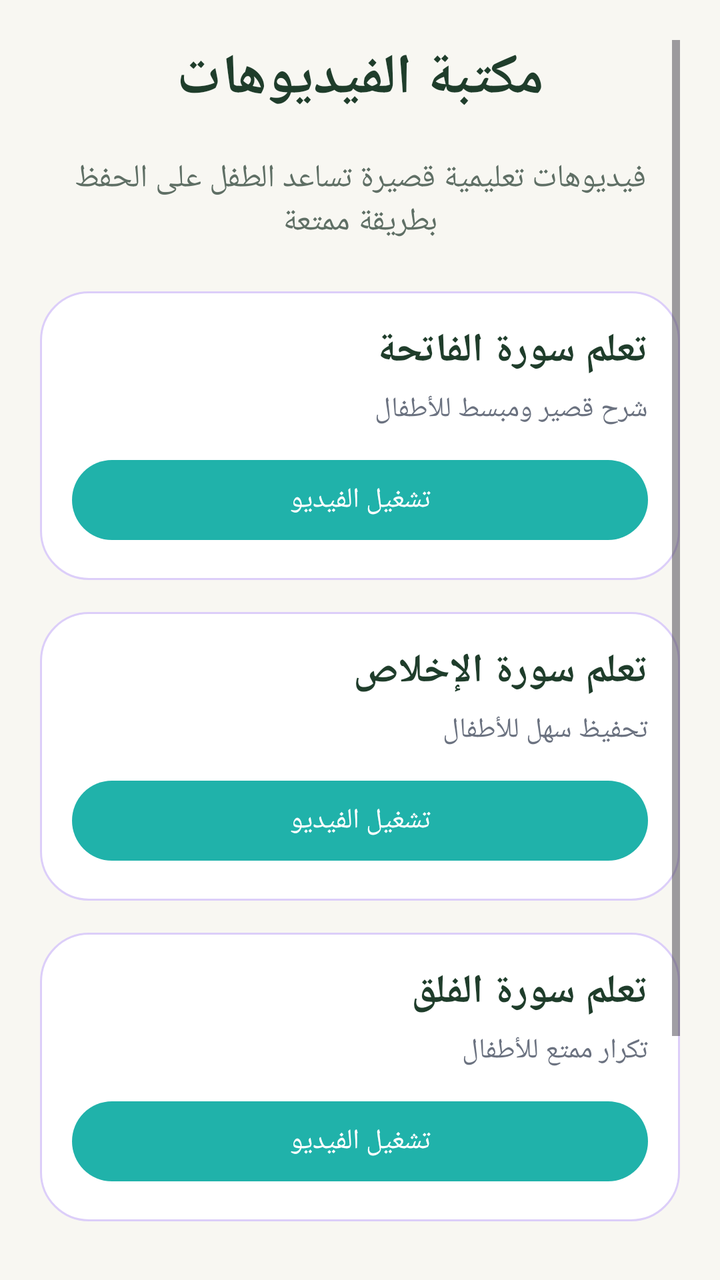
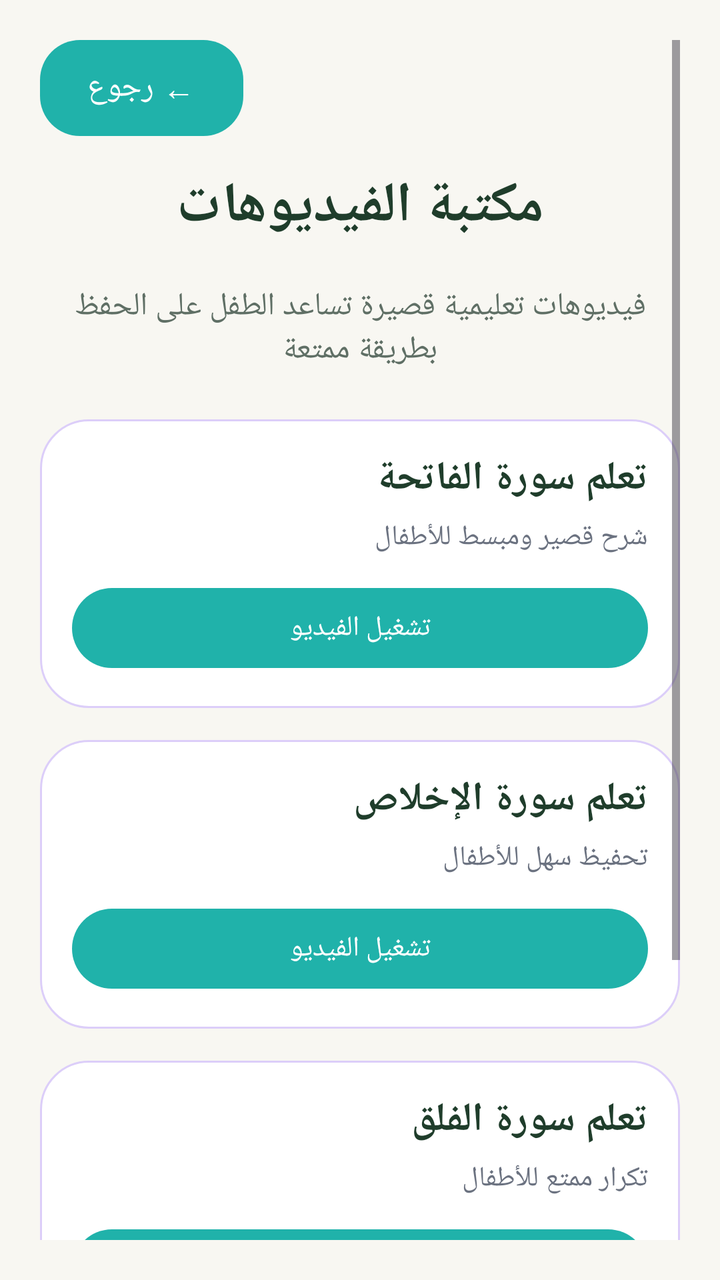

Screens rendered from an Android XML layout before and after an edit, with the pre-edit source and the edit as a unified diff.
<!-- AndroidManifest.xml: application theme Theme.Qiraati -->
<!-- res/layout/activity_video_library.xml -->
<?xml version="1.0" encoding="utf-8"?>
<ScrollView xmlns:android="http://schemas.android.com/apk/res/android"
    android:id="@+id/main"
    android:layout_width="match_parent"
    android:layout_height="match_parent"
    android:background="#F8F7F2"
    android:padding="20dp">

    <LinearLayout
        android:layout_width="match_parent"
        android:layout_height="wrap_content"
        android:orientation="vertical">

        <TextView
            android:layout_width="match_parent"
            android:layout_height="wrap_content"
            android:text="مكتبة الفيديوهات"
            android:textSize="28sp"
            android:textStyle="bold"
            android:textColor="#1F3D2B"
            android:gravity="center"
            android:layout_marginBottom="20dp" />

        <TextView
            android:layout_width="match_parent"
            android:layout_height="wrap_content"
            android:text="فيديوهات تعليمية قصيرة تساعد الطفل على الحفظ بطريقة ممتعة"
            android:textSize="16sp"
            android:textColor="#5F6F65"
            android:gravity="center"
            android:layout_marginBottom="24dp" />

        
        <LinearLayout
            android:layout_width="match_parent"
            android:layout_height="wrap_content"
            android:orientation="vertical"
            android:background="@drawable/card_background"
            android:padding="16dp"
            android:layout_marginBottom="16dp">

            <TextView
                android:layout_width="match_parent"
                android:layout_height="wrap_content"
                android:text="تعلم سورة الفاتحة"
                android:textSize="20sp"
                android:textStyle="bold"
                android:textColor="#1F3D2B" />

            <TextView
                android:layout_width="match_parent"
                android:layout_height="wrap_content"
                android:text="شرح قصير ومبسط للأطفال"
                android:textSize="14sp"
                android:textColor="#6B7280"
                android:layout_marginTop="6dp"
                android:layout_marginBottom="12dp" />

            <Button
                android:id="@+id/btnVideo1"
                android:layout_width="match_parent"
                android:layout_height="wrap_content"
                android:text="تشغيل الفيديو" />
        </LinearLayout>

        
        <LinearLayout
            android:layout_width="match_parent"
            android:layout_height="wrap_content"
            android:orientation="vertical"
            android:background="@drawable/card_background"
            android:padding="16dp"
            android:layout_marginBottom="16dp">

            <TextView
                android:layout_width="match_parent"
                android:layout_height="wrap_content"
                android:text="تعلم سورة الإخلاص"
                android:textSize="20sp"
                android:textStyle="bold"
                android:textColor="#1F3D2B" />

            <TextView
                android:layout_width="match_parent"
                android:layout_height="wrap_content"
                android:text="تحفيظ سهل للأطفال"
                android:textSize="14sp"
                android:textColor="#6B7280"
                android:layout_marginTop="6dp"
                android:layout_marginBottom="12dp" />

            <Button
                android:id="@+id/btnVideo2"
                android:layout_width="match_parent"
                android:layout_height="wrap_content"
                android:text="تشغيل الفيديو" />
        </LinearLayout>

        
        <LinearLayout
            android:layout_width="match_parent"
            android:layout_height="wrap_content"
            android:orientation="vertical"
            android:background="@drawable/card_background"
            android:padding="16dp"
            android:layout_marginBottom="16dp">

            <TextView
                android:layout_width="match_parent"
                android:layout_height="wrap_content"
                android:text="تعلم سورة الفلق"
                android:textSize="20sp"
                android:textStyle="bold"
                android:textColor="#1F3D2B" />

            <TextView
                android:layout_width="match_parent"
                android:layout_height="wrap_content"
                android:text="تكرار ممتع للأطفال"
                android:textSize="14sp"
                android:textColor="#6B7280"
                android:layout_marginTop="6dp"
                android:layout_marginBottom="12dp" />

            <Button
                android:id="@+id/btnVideo3"
                android:layout_width="match_parent"
                android:layout_height="wrap_content"
                android:text="تشغيل الفيديو" />
        </LinearLayout>

        
        <LinearLayout
            android:layout_width="match_parent"
            android:layout_height="wrap_content"
            android:orientation="vertical"
            android:background="@drawable/card_background"
            android:padding="16dp">

            <TextView
                android:layout_width="match_parent"
                android:layout_height="wrap_content"
                android:text="تعلم سورة الناس"
                android:textSize="20sp"
                android:textStyle="bold"
                android:textColor="#1F3D2B" />

            <TextView
                android:layout_width="match_parent"
                android:layout_height="wrap_content"
                android:text="تعليم وتحفيظ للأطفال"
                android:textSize="14sp"
                android:textColor="#6B7280"
                android:layout_marginTop="6dp"
                android:layout_marginBottom="12dp" />

            <Button
                android:id="@+id/btnVideo4"
                android:layout_width="match_parent"
                android:layout_height="wrap_content"
                android:text="تشغيل الفيديو" />
        </LinearLayout>

    </LinearLayout>

</ScrollView>
<!-- resources referenced by this layout -->
<resources>
  <!-- drawable card_background (drawable) -->
  <?xml version="1.0" encoding="utf-8"?>
  <shape xmlns:android="http://schemas.android.com/apk/res/android">
  
      <solid android:color="@color/card_light"/>
  
      <corners android:radius="24dp"/>
  
      <stroke
          android:width="1dp"
          android:color="@color/purple_light"/>
  
      <padding
          android:left="18dp"
          android:top="18dp"
          android:right="18dp"
          android:bottom="18dp"/>
  
  </shape>
  <style name="Theme.Qiraati" parent="Theme.Material3.DayNight.NoActionBar">
  
          <item name="colorPrimary">@color/teal_main</item>
          <item name="colorSecondary">@color/purple_main</item>
  
          <item name="android:statusBarColor">@color/teal_dark</item>
  
          <item name="android:windowBackground">@color/background_light</item>
  
      </style>
  <color name="card_light">#FFFFFF</color>
  <color name="purple_light">#DCCEF9</color>
  <color name="teal_main">#20B2AA</color>
  <color name="purple_main">#8E7CC3</color>
  <color name="teal_dark">#128C85</color>
  <color name="background_light">#F5FFFD</color>
</resources>

<!-- the commit's change to res/layout/activity_video_library.xml (unified diff, before → after) -->
@@ -10,6 +10,19 @@
         android:layout_width="match_parent"
         android:layout_height="wrap_content"
         android:orientation="vertical">
+
+        
+        <Button
+            android:id="@+id/btnBack"
+            android:layout_width="wrap_content"
+            android:layout_height="wrap_content"
+            android:text="← رجوع"
+            android:textAllCaps="false"
+            android:textSize="16sp"
+            android:textColor="@color/text_light"
+            android:background="@drawable/rounded_button"
+            android:layout_gravity="start"
+            android:layout_marginBottom="16dp"/>
 
         <TextView
             android:layout_width="match_parent"
<!-- resource entries referenced after the edit -->
@@ -1,5 +1,6 @@
 <!-- resources referenced by this layout -->
 <resources>
+  <color name="text_light">#FFFFFF</color>
   <!-- drawable card_background (drawable) -->
   <?xml version="1.0" encoding="utf-8"?>
   <shape xmlns:android="http://schemas.android.com/apk/res/android">
@@ -17,6 +18,21 @@
           android:top="18dp"
           android:right="18dp"
           android:bottom="18dp"/>
+  
+  </shape>
+  <!-- drawable rounded_button (drawable) -->
+  <?xml version="1.0" encoding="utf-8"?>
+  <shape xmlns:android="http://schemas.android.com/apk/res/android">
+  
+      <solid android:color="@color/teal_main"/>
+  
+      <corners android:radius="20dp"/>
+  
+      <padding
+          android:left="12dp"
+          android:top="12dp"
+          android:right="12dp"
+          android:bottom="12dp"/>
   
   </shape>
   <style name="Theme.Qiraati" parent="Theme.Material3.DayNight.NoActionBar">
